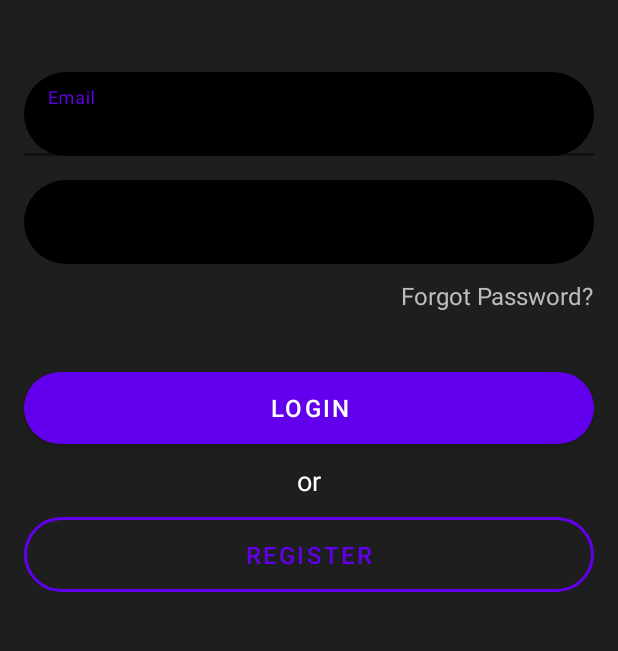
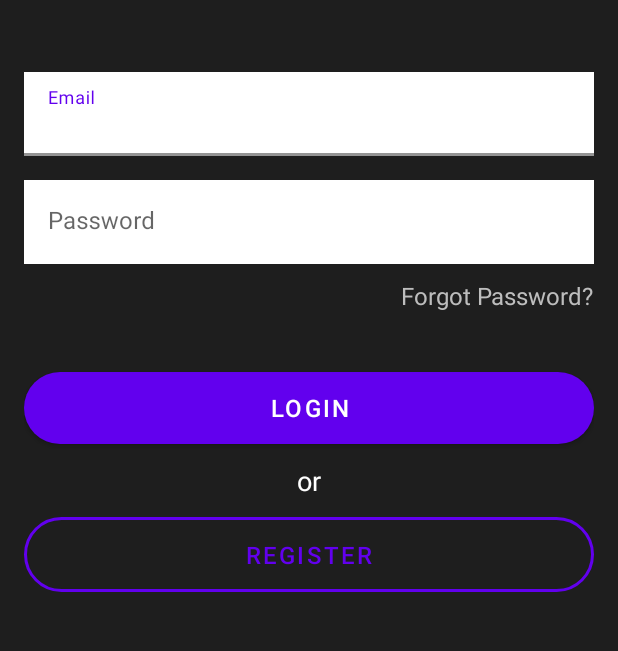
Before and after one commit to mhdamr/Expensio, an Android app: the screen it shows after launch (LoginActivity), on a phone screen of 412 x 824 dp, the part 288-939 px from its top. Run offline under Robolectric (Android 15) with nearby library versions, the phone set to English and light mode, and no system bars; our stand-ins replace Firebase (no records; nobody signed in at launch, a user with empty details on screens opened directly).

```diff
--- a/app/src/main/res/layout/activity_login.xml
+++ b/app/src/main/res/layout/activity_login.xml
@@ -37,7 +37,7 @@
             android:id="@+id/editTextEmail"
             android:layout_width="match_parent"
             android:layout_height="wrap_content"
-            android:background="@drawable/rounded_edit_text"
+            android:background="@color/colorWhite"
             app:boxStrokeColor="@android:color/transparent"
             app:boxStrokeWidth="0dp"
             android:inputType="textEmailAddress"
@@ -62,7 +62,7 @@
         <com.google.android.material.textfield.TextInputEditText
             android:id="@+id/editTextPassword"
             android:layout_width="match_parent"
-            android:background="@drawable/rounded_edit_text"
+            android:background="@color/colorWhite"
             app:boxStrokeColor="@android:color/transparent"
             app:boxStrokeWidth="0dp"
             android:layout_height="wrap_content"
```
